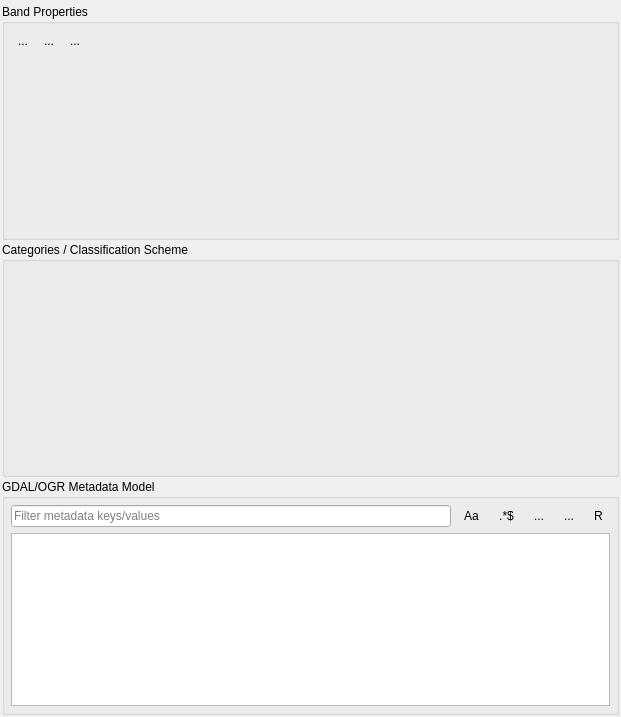
This is qps/ui/gdalmetadatamodelwidget.ui in EnMAP-Box/qgispluginsupport as Qt 5 draws it before an edit. The edited form follows.
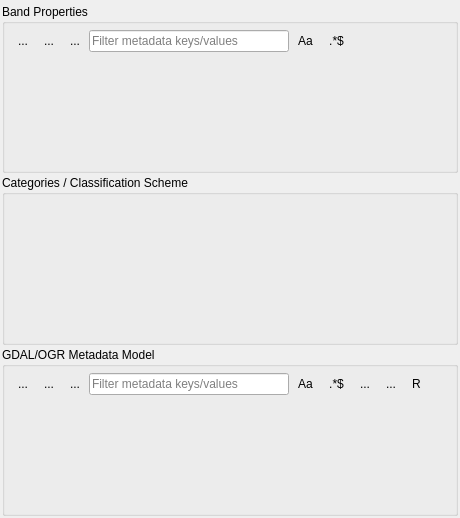
This is the edited form. Icons and pictures are not drawn. Custom widgets are drawn as their Qt base class.

Commit message: refactoring GDAL metadata model

Patch:
```diff
--- a/qps/ui/gdalmetadatamodelwidget.ui
+++ b/qps/ui/gdalmetadatamodelwidget.ui
@@ -6,8 +6,8 @@
    <rect>
     <x>0</x>
     <y>0</y>
-    <width>621</width>
-    <height>717</height>
+    <width>460</width>
+    <height>518</height>
    </rect>
   </property>
   <property name="windowTitle">
@@ -132,6 +132,48 @@
           </property>
          </widget>
         </item>
+        <item>
+         <widget class="QgsFilterLineEdit" name="tbBandFilter">
+          <property name="minimumSize">
+           <size>
+            <width>200</width>
+            <height>0</height>
+           </size>
+          </property>
+          <property name="placeholderText">
+           <string>Filter metadata keys/values</string>
+          </property>
+          <property name="showSearchIcon">
+           <bool>true</bool>
+          </property>
+          <property name="showSpinner">
+           <bool>false</bool>
+          </property>
+          <property name="qgisRelation" stdset="0">
+           <string notr="true"/>
+          </property>
+         </widget>
+        </item>
+        <item>
+         <widget class="QToolButton" name="btnBandMatchCase">
+          <property name="text">
+           <string>Aa</string>
+          </property>
+          <property name="autoRaise">
+           <bool>true</bool>
+          </property>
+         </widget>
+        </item>
+        <item>
+         <widget class="QToolButton" name="btnBandRegex">
+          <property name="text">
+           <string>.*$</string>
+          </property>
+          <property name="autoRaise">
+           <bool>true</bool>
+          </property>
+         </widget>
+        </item>
         <item>
          <spacer name="horizontalSpacer">
           <property name="orientation">
@@ -240,11 +282,68 @@
       </property>
       <item>
        <layout class="QHBoxLayout" name="horizontalLayout">
+        <property name="spacing">
+         <number>2</number>
+        </property>
         <property name="topMargin">
          <number>0</number>
         </property>
+        <item>
+         <widget class="QToolButton" name="btnTableView">
+          <property name="text">
+           <string>...</string>
+          </property>
+          <property name="icon">
+           <iconset resource="../../../QGIS/images/images.qrc">
+            <normaloff>:/images/themes/default/mActionOpenTable.svg</normaloff>
+            :/images/themes/default/mActionOpenTable.svg
+           </iconset>
+          </property>
+          <property name="autoRaise">
+           <bool>true</bool>
+          </property>
+         </widget>
+        </item>
+        <item>
+         <widget class="QToolButton" name="btnFormView">
+          <property name="text">
+           <string>...</string>
+          </property>
+          <property name="icon">
+           <iconset resource="../../../QGIS/images/images.qrc">
+            <normaloff>:/images/themes/default/mActionFormView.svg</normaloff>
+            :/images/themes/default/mActionFormView.svg
+           </iconset>
+          </property>
+          <property name="autoRaise">
+           <bool>true</bool>
+          </property>
+         </widget>
+        </item>
+        <item>
+         <widget class="QToolButton" name="btnCalculator">
+          <property name="text">
+           <string>...</string>
+          </property>
+          <property name="icon">
+           <iconset resource="../../../QGIS/images/images.qrc">
+            <normaloff>:/images/themes/default/mActionCalculateField.svg</normaloff>
+            :/images/themes/default/mActionCalculateField.svg
+           </iconset>
+          </property>
+          <property name="autoRaise">
+           <bool>true</bool>
+          </property>
+         </widget>
+        </item>
         <item>
          <widget class="QgsFilterLineEdit" name="tbFilter">
+          <property name="minimumSize">
+           <size>
+            <width>200</width>
+            <height>0</height>
+           </size>
+          </property>
           <property name="placeholderText">
            <string>Filter metadata keys/values</string>
           </property>
@@ -320,25 +419,25 @@
           </property>
          </widget>
         </item>
+        <item>
+         <spacer name="horizontalSpacer_2">
+          <property name="orientation">
+           <enum>Qt::Horizontal</enum>
+          </property>
+          <property name="sizeHint" stdset="0">
+           <size>
+            <width>40</width>
+            <height>20</height>
+           </size>
+          </property>
+         </spacer>
+        </item>
        </layout>
       </item>
       <item>
-       <widget class="GDALMetadataModelTableView" name="tvGDALMetadata">
-        <property name="sizePolicy">
-         <sizepolicy hsizetype="Expanding" vsizetype="Expanding">
-          <horstretch>0</horstretch>
-          <verstretch>1</verstretch>
-         </sizepolicy>
-        </property>
-        <property name="showDropIndicator" stdset="0">
-         <bool>false</bool>
-        </property>
-        <property name="sortingEnabled">
-         <bool>true</bool>
-        </property>
-        <attribute name="horizontalHeaderStretchLastSection">
-         <bool>true</bool>
-        </attribute>
+       <widget class="QgsDualView" name="dualView">
+        <widget class="QWidget" name="page_3"/>
+        <widget class="QWidget" name="page_4"/>
        </widget>
       </item>
      </layout>
@@ -478,11 +577,6 @@
    <header>qps.classification.classificationscheme</header>
    <container>1</container>
   </customwidget>
-  <customwidget>
-   <class>GDALMetadataModelTableView</class>
-   <extends>QTableView</extends>
-   <header>qps.layerconfigwidgets.gdalmetadata</header>
-  </customwidget>
   <customwidget>
    <class>QgsMessageBar</class>
    <extends>QFrame</extends>
```
Left out of the diff: 65 changed lines with no effect on the pictures. The commit also changes 3 other files.
